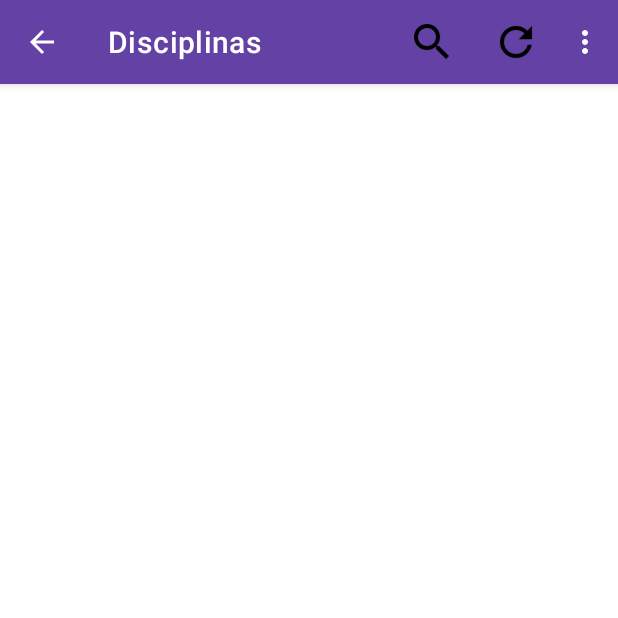
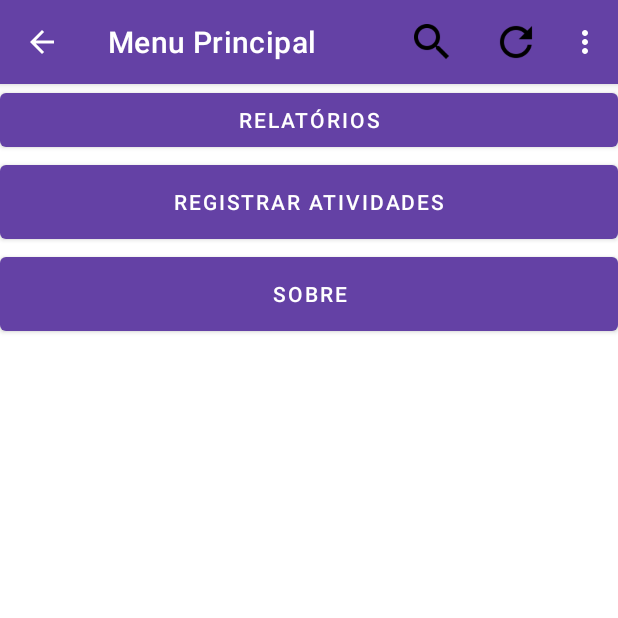
Before and after one commit to OPE-IMPACTA/GAP-App-bck, an Android app: the TelaInicialActivity screen opened directly, with no data from a screen before it, on a phone screen of 412 x 824 dp, the top half of it. Run offline under Robolectric (Android 15) with nearby library versions, the phone set to English and light mode, and no system bars.

Commit message:
implementacoesDeBotao

```diff
--- a/app/build.gradle
+++ b/app/build.gradle
@@ -40,7 +40,9 @@ dependencies {
     implementation 'androidx.appcompat:appcompat:1.1.0'
     implementation 'com.google.android.material:material:1.1.0'
     implementation 'androidx.constraintlayout:constraintlayout:1.1.3'
+    implementation 'androidx.wear:wear:1.0.0'
     testImplementation 'junit:junit:4.+'
     androidTestImplementation 'androidx.test.ext:junit:1.1.1'
     androidTestImplementation 'androidx.test.espresso:espresso-core:3.2.0'
+    compileOnly 'com.google.android.wearable:wearable:2.6.0'
 }
--- a/app/src/main/java/br/com/fittipvldi/lmsapp/MainActivity.kt
+++ b/app/src/main/java/br/com/fittipvldi/lmsapp/MainActivity.kt
@@ -3,6 +3,7 @@ package br.com.fittipvldi.lmsapp
 import android.content.Intent
 import android.os.Bundle
 import android.widget.Toast
+import kotlinx.android.synthetic.main.activity_tela_inicial.*
 import kotlinx.android.synthetic.main.login.*
 
 class MainActivity : DebugActivity() {
@@ -31,8 +32,6 @@ class MainActivity : DebugActivity() {
                 Toast.makeText(this, "Usuário ou senha incorretos", Toast.LENGTH_SHORT).show()
             }
 
-
-
         }
     }
 }
--- a/app/src/main/java/br/com/fittipvldi/lmsapp/TelaInicialActivity.kt
+++ b/app/src/main/java/br/com/fittipvldi/lmsapp/TelaInicialActivity.kt
@@ -1,11 +1,13 @@
 package br.com.fittipvldi.lmsapp
 
 
+import android.content.Intent
 import androidx.appcompat.app.AppCompatActivity
 import android.os.Bundle
 import android.view.Menu
 import android.view.MenuItem
 import android.widget.Toast
+import kotlinx.android.synthetic.main.activity_tela_inicial.*
 import kotlinx.android.synthetic.main.login.*
 
 class TelaInicialActivity : DebugActivity() {
@@ -17,8 +19,23 @@ class TelaInicialActivity : DebugActivity() {
         val nome = params?.getString("nome")
         Toast.makeText(this, "Bem-vindo $nome", Toast.LENGTH_SHORT).show()
 
-        supportActionBar?.title = "Disciplinas"
+        supportActionBar?.title = "Menu Principal"
         supportActionBar?.setDisplayHomeAsUpEnabled(true)
+
+        botao_relatorios.setOnClickListener{
+            val intent = Intent(this, RelatorioActivity::class.java)
+            startActivity(intent)
+        }
+
+        botao_registrar_atividades.setOnClickListener {
+            val intent = Intent(this, RegistrarAtividadeActivity::class.java)
+            startActivity(intent)
+        }
+
+        botao_sobre.setOnClickListener {
+            val intent = Intent(this, SobreActivity::class.java)
+            startActivity(intent)
+        }
     }
 
     override fun onCreateOptionsMenu(menu: Menu?): Boolean {
@@ -39,5 +56,6 @@ class TelaInicialActivity : DebugActivity() {
             finish()
         }
         return  super.onOptionsItemSelected(item)
+
     }
 }
--- a/app/src/main/res/layout/activity_tela_inicial.xml
+++ b/app/src/main/res/layout/activity_tela_inicial.xml
@@ -1,9 +1,25 @@
 <?xml version="1.0" encoding="utf-8"?>
-<androidx.constraintlayout.widget.ConstraintLayout xmlns:android="http://schemas.android.com/apk/res/android"
+<LinearLayout xmlns:android="http://schemas.android.com/apk/res/android"
     xmlns:app="http://schemas.android.com/apk/res-auto"
-    xmlns:tools="http://schemas.android.com/tools"
-    android:layout_width="match_parent"
-    android:layout_height="match_parent"
-    tools:context=".TelaInicialActivity">
+    android:orientation="vertical" android:layout_width="match_parent"
+    android:layout_height="match_parent">
 
-</androidx.constraintlayout.widget.ConstraintLayout>
+    <Button
+        android:id="@+id/botao_relatorios"
+        android:layout_width="match_parent"
+        android:layout_height="wrap_content"
+        android:text="@string/botao_relatorios" />
+
+    <Button
+        android:id="@+id/botao_registrar_atividades"
+        android:layout_width="match_parent"
+        android:layout_height="61dp"
+        android:text="@string/botao_registrar_atividades" />
+
+    <Button
+        android:id="@+id/botao_sobre"
+        android:layout_width="match_parent"
+        android:layout_height="61dp"
+        android:text="@string/botao_sobre" />
+
+</LinearLayout>
--- /dev/null
+++ b/app/src/main/res/values-round/strings.xml
@@ -0,0 +1,3 @@
+<resources>
+    <string name="hello_world">Hello Round World!</string>
+</resources>
```
Also changed, not shown: app/src/main/AndroidManifest.xml (+14 -1 lines), app/src/main/java/br/com/fittipvldi/lmsapp/RegistrarAtividadeActivity.kt (added, +38 -0 lines), app/src/main/java/br/com/fittipvldi/lmsapp/RelatorioActivity.kt (added, +36 -0 lines), app/src/main/java/br/com/fittipvldi/lmsapp/SobreActivity.kt (added, +38 -0 lines), app/src/main/res/layout/registrar_atividade.xml (added, +13 -0 lines), app/src/main/res/layout/relatorio.xml (added, +13 -0 lines), app/src/main/res/layout/sobre.xml (added, +13 -0 lines), app/src/main/res/values/dimens.xml (added, +15 -0 lines), app/src/main/res/values/strings.xml (+16 -2 lines), 1 other file.
